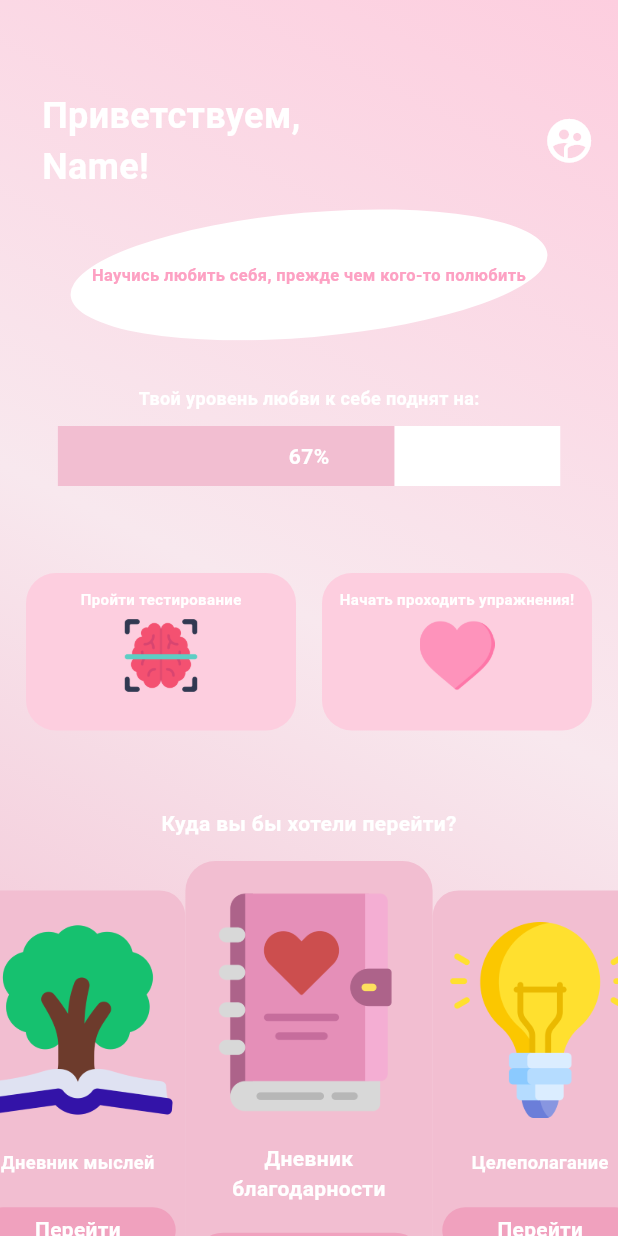
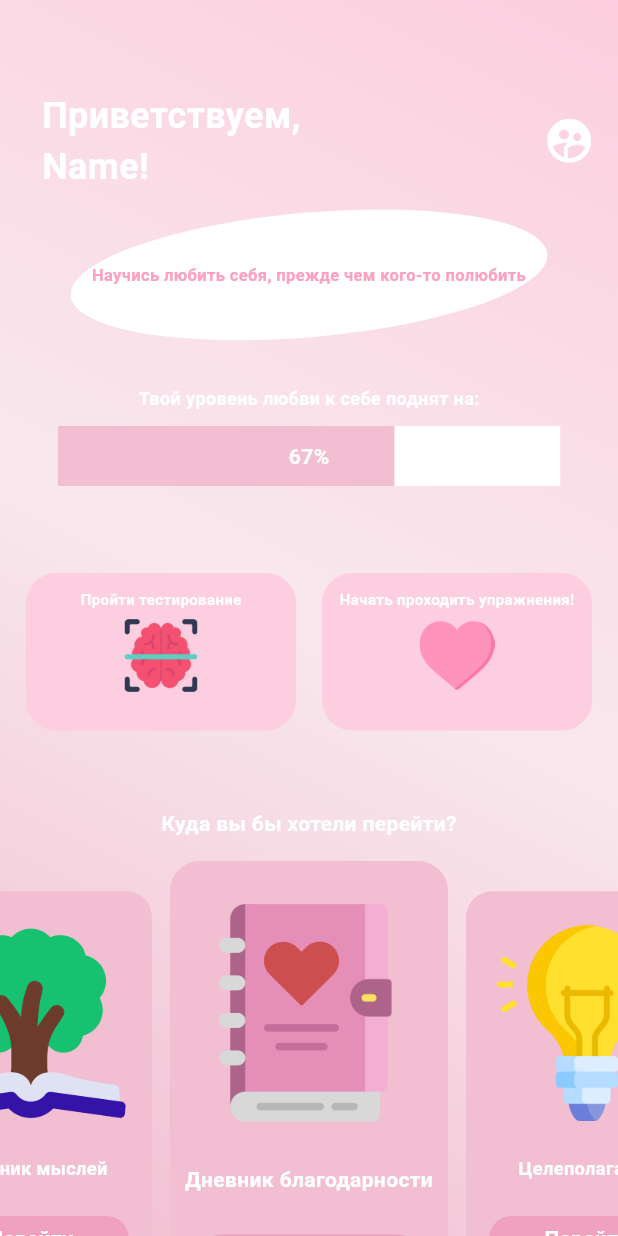
Before and after one commit to horekDEV/self_love, a Flutter app: the MainPage screen opened by its route, on a phone screen of 412 x 824 dp. Run offline on Flutter 3.47's test engine with Material 3 defaults, Android fonts, the phone set to English and light mode, and no system bars; drawn by our look-alikes of carousel_slider; our stand-ins replace fl_chart, flutter_svg, fluttertoast; missing offline and left inert: re_svg; project files that could hold a hidden picture were left out; key blocks and very long unbroken strings in the code were emptied for the run.

Commit message:
add new function and new screen

```diff
--- a/lib/main.dart
+++ b/lib/main.dart
@@ -1,10 +1,16 @@
+import 'dart:math';
+
 import 'package:flutter/material.dart';
 
 import 'features/myApp.dart';
 
 void main() {
+  phraseNum = Random().nextInt(phraseLength);
   runApp(const MyApp());
 }
+
+int phraseNum = 0;
+int phraseLength = 2;
 
 String logo = '''<?xml version="1.0" encoding="UTF-8"?>
 <!DOCTYPE svg PUBLIC "-//W3C//DTD SVG 1.1//EN" "http://www.w3.org/Graphics/SVG/1.1/DTD/svg11.dtd">
--- a/lib/pages/main/main_page.dart
+++ b/lib/pages/main/main_page.dart
@@ -1,6 +1,7 @@
 import 'package:carousel_slider/carousel_slider.dart';
 import 'package:flutter/material.dart';
 import 'package:flutter_svg/flutter_svg.dart';
+import 'package:self_love/main.dart';
 
 class MainPage extends StatefulWidget {
   const MainPage({super.key});
@@ -19,11 +20,7 @@ class _MainPageState extends State<MainPage> {
     "Каждый день — это новый шанс стать лучше"
   ];
 
-  final Map<String, double> phraseSizes = {
-    "Научись любить себя, прежде чем кого-то полюбить": 11,
-    "Ты прекрасен таким, какой ты есть": 14 ,
-    "Каждый день — это новый шанс стать лучше": 13
-  };
+  final List<double> phraseSizes = [11, 14, 13];
 
   final List<String> carouselImages = [
     "assets/images/image1.png",
@@ -111,10 +108,10 @@ class _MainPageState extends State<MainPage> {
                       "assets/mainIcons/ellipse.svg",
                     ),
                     Text(
-                      randomPhrase,
+                      motivationalPhrases[phraseNum],
                       textAlign: TextAlign.center,
                       style: TextStyle(
-                        fontSize: phraseSizes[randomPhrase],
+                        fontSize: phraseSizes[phraseNum],
                         fontWeight: FontWeight.bold,
                         color: Color(0xFFFDA1C3),
                       ),
@@ -258,13 +255,12 @@ class _MainPageState extends State<MainPage> {
                     CarouselSlider.builder(
                       itemCount: carouselImages.length,
                       options: CarouselOptions(
-                        height: 302,
+                        height: 310,
                         enlargeCenterPage: true,
-                        enlargeStrategy: CenterPageEnlargeStrategy.zoom,
                         enableInfiniteScroll: true,
                         autoPlay: false,
-                        aspectRatio: 9/16,
-                        viewportFraction: 0.4,
+                        aspectRatio: 12/16,
+                        viewportFraction: 0.45,
                         onPageChanged: (index, reason) {
                           setState(() {
                             _currentIndex = index;
@@ -274,8 +270,8 @@ class _MainPageState extends State<MainPage> {
                       carouselController: controller,
                       itemBuilder: (context, index, realIndex) {
                         return Container(
-                          width: 180,
-                          height: 2302,
+                          width: 2100,
+                          height: 310,
                           decoration: BoxDecoration(
                             color: const Color(0xFFF2BED1),
                             borderRadius: BorderRadius.circular(20),
@@ -323,19 +319,7 @@ class _MainPageState extends State<MainPage> {
                       },
                     ),
                     const SizedBox(height: 10),
-                    Row(
-                      mainAxisAlignment: MainAxisAlignment.center,
-                      children: [
-                        IconButton(
-                          icon: const Icon(Icons.arrow_back),
-                          onPressed: () => controller.previousPage(),
-                        ),
-                        IconButton(
-                          icon: const Icon(Icons.arrow_forward),
-                          onPressed: () => controller.nextPage(),
-                        ),
-                      ],
-                    ),
+
                   ],
                 ),
               ),
```
